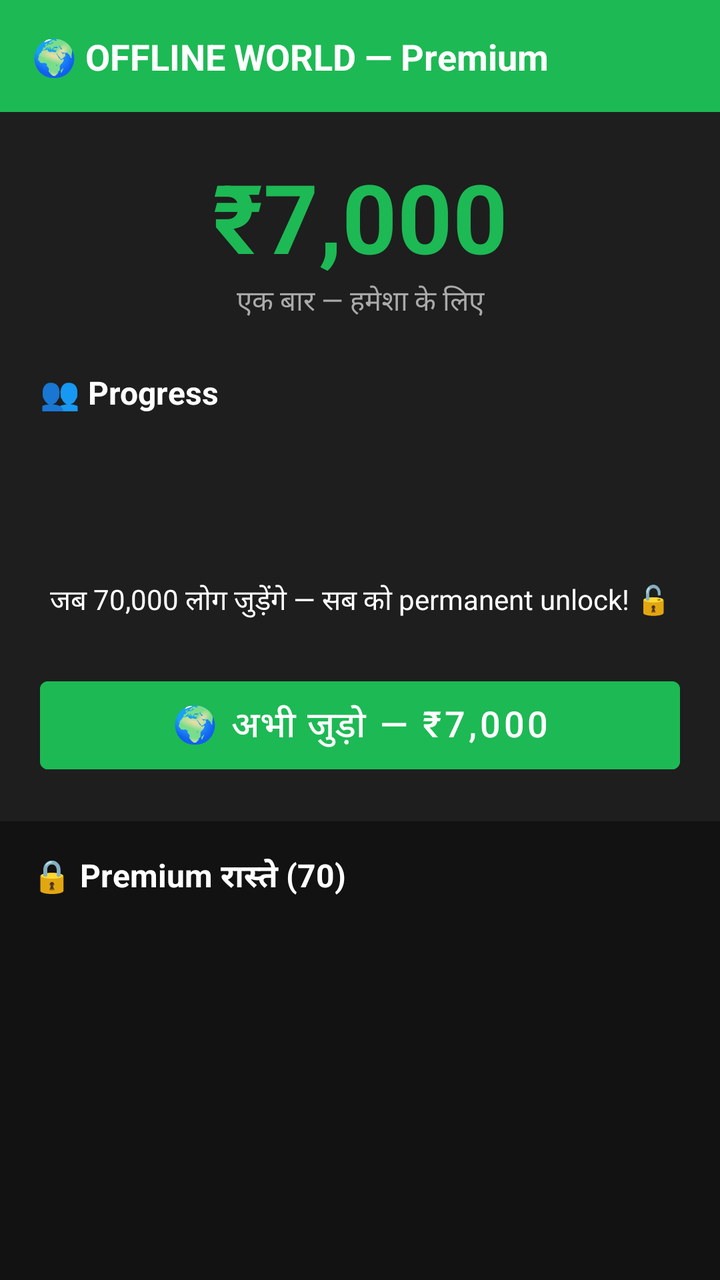
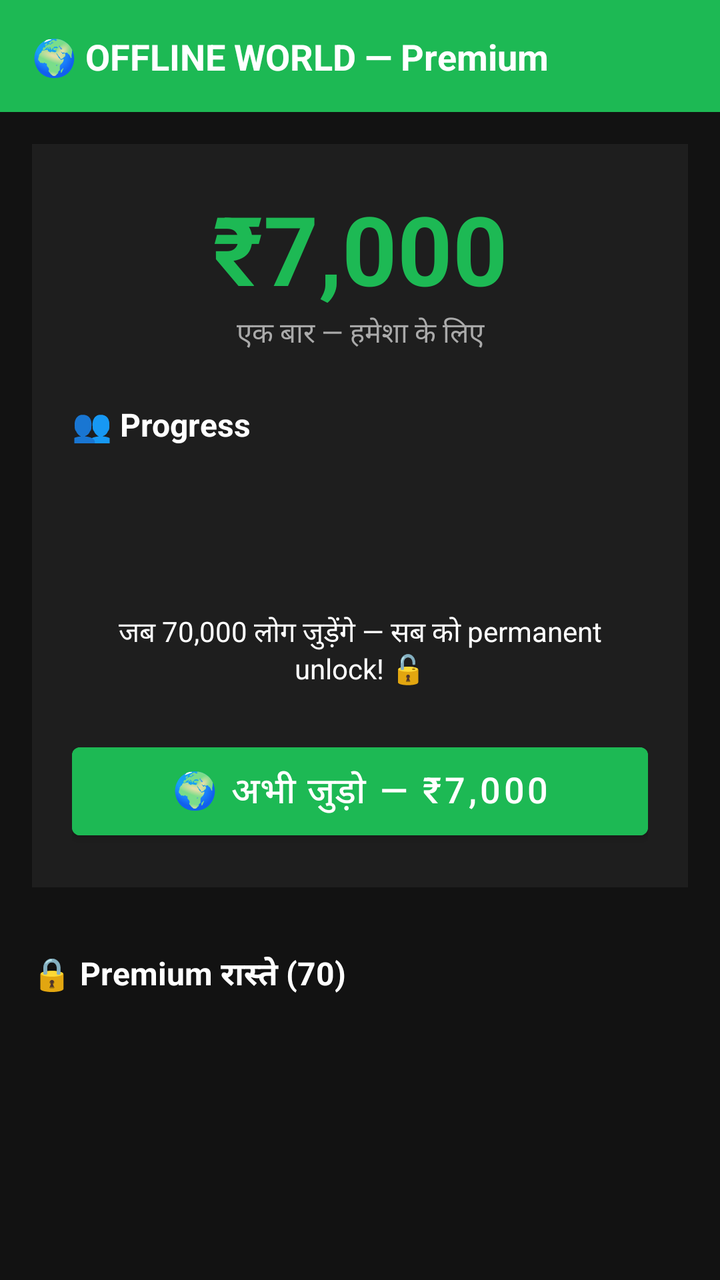

The first picture is an Android layout as it rendered before a commit; the second is the same layout after the commit. The layout source and the unified diff follow.
<!-- AndroidManifest.xml: application theme Theme.FreeChat -->
<!-- res/layout/activity_premium.xml -->
<?xml version="1.0" encoding="utf-8"?>
<ScrollView xmlns:android="http://schemas.android.com/apk/res/android"
    android:layout_width="match_parent"
    android:layout_height="match_parent"
    android:background="#121212">

    <LinearLayout
        android:layout_width="match_parent"
        android:layout_height="wrap_content"
        android:orientation="vertical">

        <LinearLayout
            android:layout_width="match_parent"
            android:layout_height="56dp"
            android:background="#1DB954"
            android:gravity="center_vertical"
            android:padding="16dp">
            <TextView
                android:layout_width="match_parent"
                android:layout_height="wrap_content"
                android:text="🌍 OFFLINE WORLD — Premium"
                android:textColor="#FFFFFF"
                android:textSize="18sp"
                android:textStyle="bold"/>
        </LinearLayout>

        <LinearLayout
            android:layout_width="match_parent"
            android:layout_height="wrap_content"
            android:background="#1E1E1E"
            android:orientation="vertical"
            android:padding="20dp"
            android:margin="16dp">

            <TextView
                android:layout_width="match_parent"
                android:layout_height="wrap_content"
                android:text="₹7,000"
                android:textColor="#1DB954"
                android:textSize="48sp"
                android:textStyle="bold"
                android:gravity="center"/>

            <TextView
                android:layout_width="match_parent"
                android:layout_height="wrap_content"
                android:text="एक बार — हमेशा के लिए"
                android:textColor="#AAAAAA"
                android:textSize="14sp"
                android:gravity="center"
                android:layout_marginBottom="24dp"/>

            <TextView
                android:layout_width="match_parent"
                android:layout_height="wrap_content"
                android:text="👥 Progress"
                android:textColor="#FFFFFF"
                android:textSize="16sp"
                android:textStyle="bold"/>

            <TextView
                android:id="@+id/tvProgress"
                android:layout_width="match_parent"
                android:layout_height="wrap_content"
                android:textColor="#1DB954"
                android:textSize="22sp"
                android:textStyle="bold"
                android:gravity="center"
                android:layout_marginTop="8dp"/>

            <TextView
                android:id="@+id/tvPercent"
                android:layout_width="match_parent"
                android:layout_height="wrap_content"
                android:textColor="#1DB954"
                android:textSize="16sp"
                android:gravity="center"
                android:fontFamily="monospace"
                android:layout_marginTop="8dp"
                android:layout_marginBottom="16dp"/>

            <TextView
                android:layout_width="match_parent"
                android:layout_height="wrap_content"
                android:text="जब 70,000 लोग जुड़ेंगे — सब को permanent unlock! 🔓"
                android:textColor="#FFFFFF"
                android:textSize="14sp"
                android:gravity="center"
                android:layout_marginBottom="24dp"/>

            <Button
                android:layout_width="match_parent"
                android:layout_height="56dp"
                android:text="🌍 अभी जुड़ो — ₹7,000"
                android:textSize="18sp"
                android:backgroundTint="#1DB954"
                android:textColor="#FFFFFF"/>

        </LinearLayout>

        <TextView
            android:layout_width="match_parent"
            android:layout_height="wrap_content"
            android:text="🔒 Premium रास्ते (70)"
            android:textColor="#FFFFFF"
            android:textSize="16sp"
            android:textStyle="bold"
            android:padding="16dp"/>

        <TextView
            android:id="@+id/tvRoutes"
            android:layout_width="match_parent"
            android:layout_height="wrap_content"
            android:textColor="#AAAAAA"
            android:textSize="15sp"
            android:lineSpacingExtra="8dp"
            android:paddingStart="16dp"
            android:paddingEnd="16dp"
            android:paddingBottom="32dp"/>

    </LinearLayout>
</ScrollView>
<!-- resources referenced by this layout -->
<resources>
  <style name="Theme.FreeChat" parent="Theme.MaterialComponents.DayNight.NoActionBar">
          <item name="colorPrimary">#1DB954</item>
          <item name="colorPrimaryDark">#158a3e</item>
          <item name="colorAccent">#1DB954</item>
          <item name="android:windowBackground">#121212</item>
          <item name="android:textColorPrimary">#FFFFFF</item>
          <item name="android:textColorSecondary">#AAAAAA</item>
      </style>
</resources>

<!-- the commit's change to res/layout/activity_premium.xml (unified diff, before → after) -->
@@ -30,7 +30,7 @@
             android:background="#1E1E1E"
             android:orientation="vertical"
             android:padding="20dp"
-            android:margin="16dp">
+            android:layout_margin="16dp">
 
             <TextView
                 android:layout_width="match_parent"
